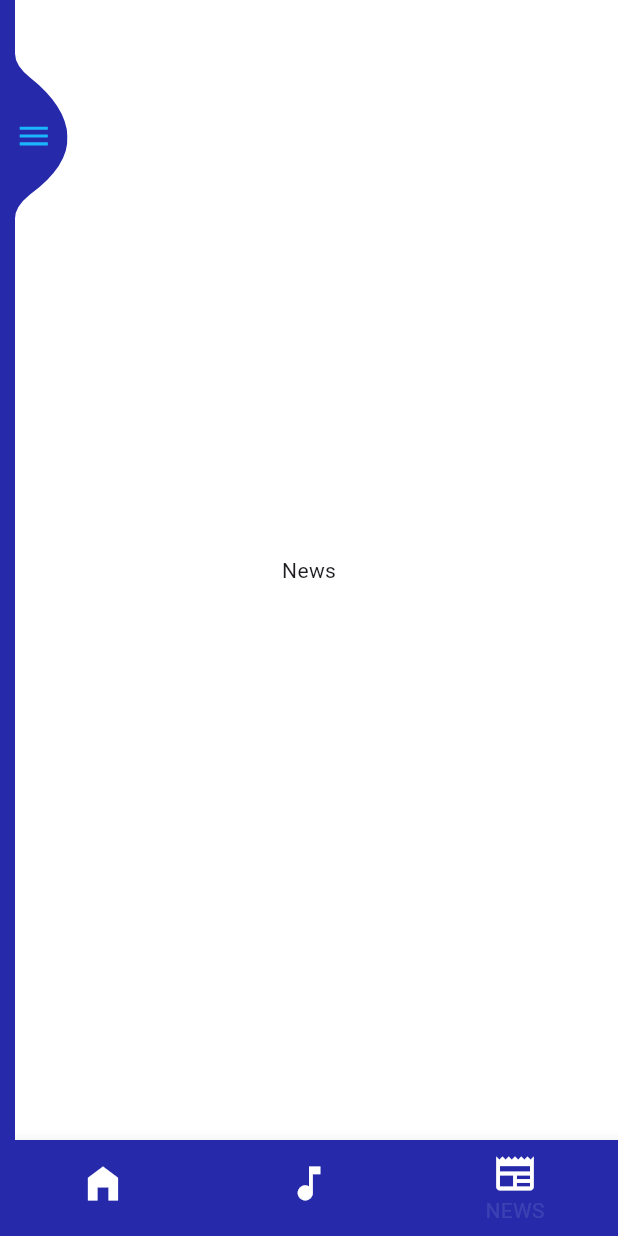
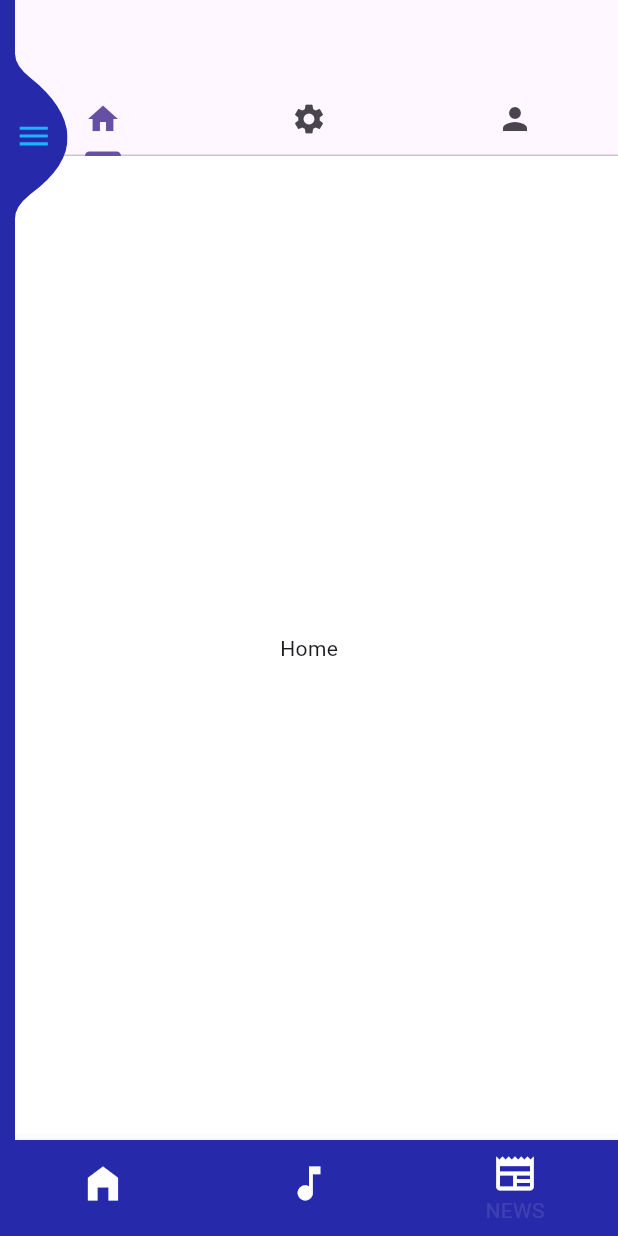
Before and after one commit to gawdeChinmay/flutter_animation, a Flutter app: the screen it shows after launch, item 3 of the bottom bar chosen, on a phone screen of 412 x 824 dp. Run offline on Flutter 3.47's test engine with Material 3 defaults, Android fonts, the phone set to English and light mode, and no system bars; our stand-ins replace flutter_bloc, rxdart.

Commit message:
Added tab bar

```diff
--- a/lib/pages/news_page.dart
+++ b/lib/pages/news_page.dart
@@ -1,15 +1,31 @@
 import 'package:flutter/material.dart';
 import 'package:flutter/widgets.dart';
+import 'package:my_flutter_app/pages/tab_bar1.dart';
+import 'package:my_flutter_app/pages/tab_bar2.dart';
+import 'package:my_flutter_app/pages/tab_bar3.dart';
 
 class NewsPage extends StatelessWidget {
   const NewsPage({super.key});
 
   @override
   Widget build(BuildContext context) {
-    return Scaffold(
-      body: Center(
-        child: const Text("News"),
-      ),
-    );
+    return DefaultTabController(
+        length: 3,
+        child: Scaffold(
+          appBar: AppBar(
+            bottom: TabBar(tabs: [
+              Tab(
+                icon: Icon(Icons.home),
+              ),
+              Tab(
+                icon: Icon(Icons.settings),
+              ),
+              Tab(
+                icon: Icon(Icons.person),
+              ),
+            ]),
+          ),
+          body: TabBarView(children: [TabBar1(), TabBar2(), TabBar3()]),
+        ));
   }
 }
--- /dev/null
+++ b/lib/pages/tab_bar1.dart
@@ -0,0 +1,15 @@
+import 'package:flutter/material.dart';
+import 'package:flutter/widgets.dart';
+
+class TabBar1 extends StatelessWidget {
+  const TabBar1({super.key});
+
+  @override
+  Widget build(BuildContext context) {
+    return Scaffold(
+      body: Center(
+        child: const Text("Home"),
+      ),
+    );
+  }
+}
```
Also changed, not shown: lib/pages/tab_bar2.dart (added, +15 -0 lines), lib/pages/tab_bar3.dart (added, +14 -0 lines).
